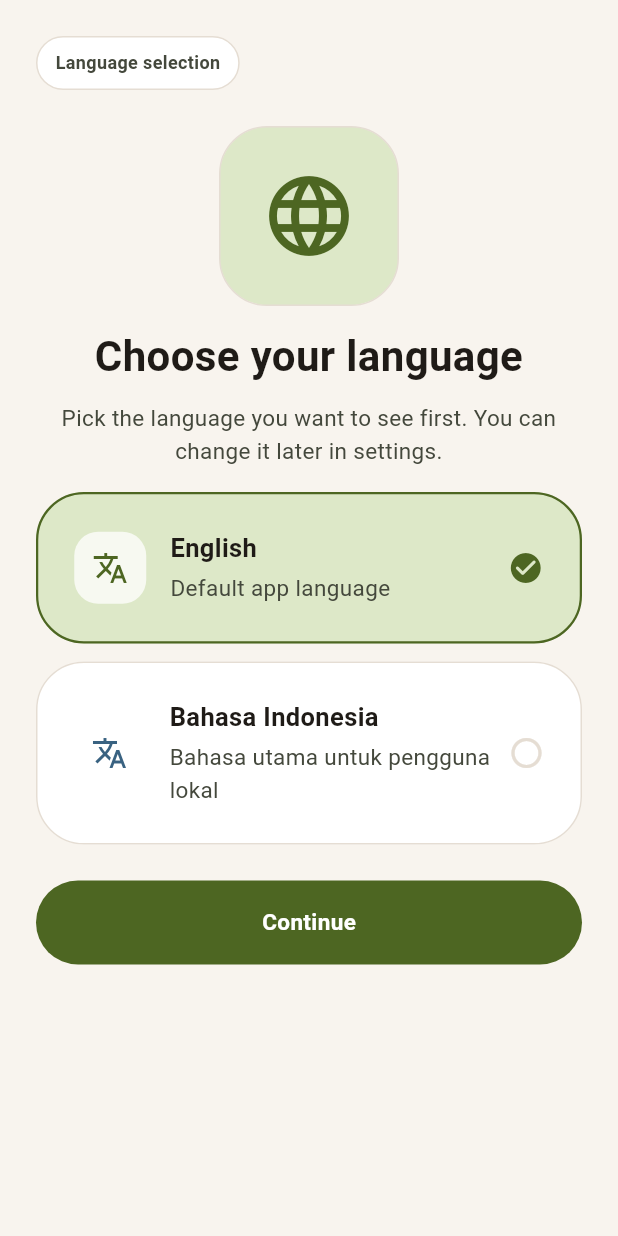
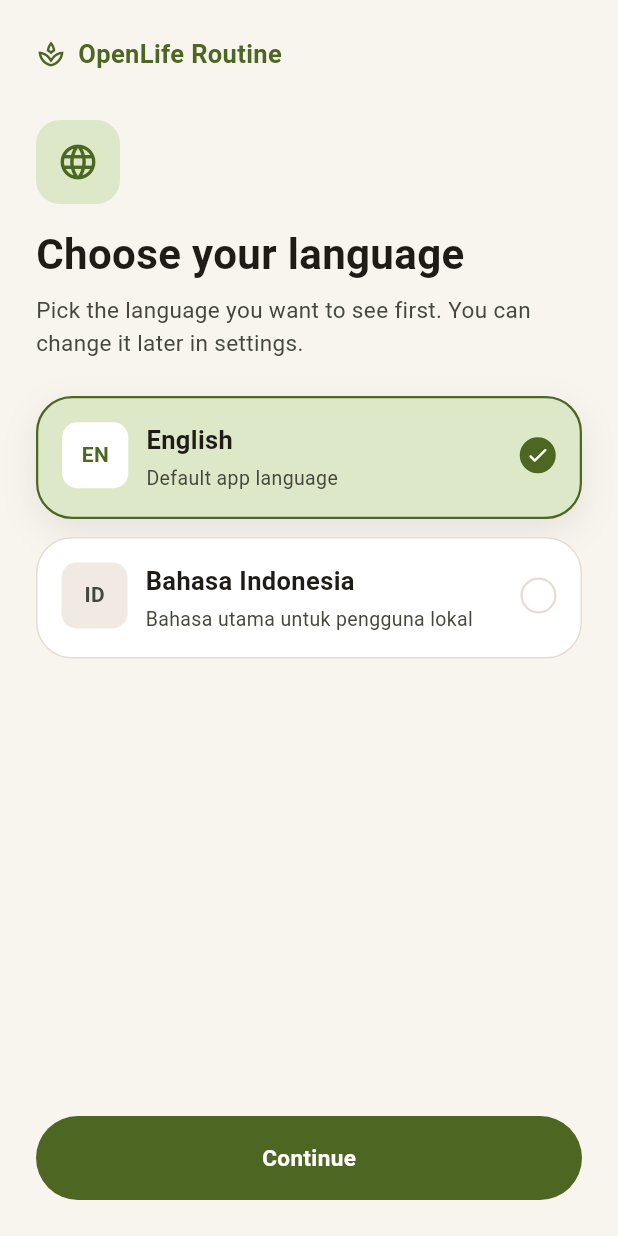
Before and after one commit to munandarh/openlife-routine-mobile-app, a Flutter app: the screen it shows after launch, on a phone screen of 412 x 824 dp. Run offline on Flutter 3.47's test engine with Material 3 defaults, Android fonts, the phone set to English and light mode, and no system bars; our stand-ins replace drift, equatable, flutter_bloc, flutter_local_notifications, go_router, rive and 2 more; accounts and stored records are empty; Roboto replaces fonts that are missing (Plus Jakarta Sans); statements that could not run were skipped.

Commit message:
Refine the language selection screen
The screen opened with a 120 px panel holding a single globe icon, a
floating "Language selection" chip, and a Continue button stranded in
the middle of the page with a large void beneath it.

- Replace the chip with the same brand lockup the onboarding slides use,
  so the first-run flow reads as one sequence.
- Swap the large empty panel for a 56 px emblem and lead with a left
  aligned title, matching the onboarding hierarchy.
- Pin Continue to the bottom of the screen; the option list scrolls
  between the header and the button instead of the whole page floating.
- Cards: leading tile now shows the language code (EN / ID) instead of
  repeating the same translate glyph on both rows, the row aligns to the
  top so the tile and tick stay level with the title when the subtitle
  wraps, radius matches the onboarding hero card, and selection is
  animated with a filled tick plus a soft shadow.

Co-Authored-By: Claude Opus 5 <noreply@anthropic.com>
Claude-Session: https://claude.ai/code/session_01Me4L26TjdrMpgakc6aD4zx

```diff
--- a/lib/features/onboarding/presentation/pages/language_selection_page.dart
+++ b/lib/features/onboarding/presentation/pages/language_selection_page.dart
@@ -4,6 +4,7 @@ import 'package:openlife_routine/app/router/app_router.dart';
 import 'package:openlife_routine/core/di/app_scope.dart';
 import 'package:openlife_routine/core/theme/app_colors.dart';
 import 'package:openlife_routine/core/theme/app_radius.dart';
+import 'package:openlife_routine/core/theme/app_shadows.dart';
 import 'package:openlife_routine/core/theme/app_spacing.dart';
 import 'package:openlife_routine/core/theme/app_text_styles.dart';
 import 'package:openlife_routine/shared/widgets/buttons/primary_button.dart';
@@ -59,32 +60,24 @@ class _LanguageSelectionPageState extends State<LanguageSelectionPage> {
     return Scaffold(
       backgroundColor: AppColors.background,
       body: SafeArea(
-        child: ListView(
+        child: Padding(
           padding: const EdgeInsets.all(AppSpacing.pageMargin),
+          child: Center(
+            child: ConstrainedBox(
+              constraints: const BoxConstraints(maxWidth: 460),
+              child: Column(
+                crossAxisAlignment: CrossAxisAlignment.stretch,
                 children: <Widget>[
-            const _MiniHeader(),
-            const SizedBox(height: AppSpacing.xl),
-            Center(
-              child: ConstrainedBox(
-                constraints: const BoxConstraints(maxWidth: 420),
+                  const _BrandRow(),
+                  const SizedBox(height: AppSpacing.xxl),
+                  Expanded(
+                    child: SingleChildScrollView(
                       child: Column(
-                  mainAxisSize: MainAxisSize.min,
+                        crossAxisAlignment: CrossAxisAlignment.stretch,
                         children: <Widget>[
-                    Container(
-                      width: 120,
-                      height: 120,
-                      decoration: BoxDecoration(
-                        color: AppColors.primarySoft,
-                        borderRadius: BorderRadius.circular(
-                          AppRadius.extraLarge,
-                        ),
-                        border: Border.all(color: AppColors.border),
-                      ),
-                      child: const Icon(
-                        Icons.language_outlined,
-                        size: 64,
-                        color: AppColors.primary,
-                      ),
+                          const Align(
+                            alignment: Alignment.centerLeft,
+                            child: _GlobeBadge(),
                           ),
                           const SizedBox(height: AppSpacing.lg),
                           Text(
@@ -92,18 +85,17 @@ class _LanguageSelectionPageState extends State<LanguageSelectionPage> {
                             style: AppTextStyles.pageTitle.copyWith(
                               color: AppColors.textPrimary,
                             ),
-                      textAlign: TextAlign.center,
                           ),
-                    const SizedBox(height: AppSpacing.md),
+                          const SizedBox(height: AppSpacing.sm),
                           Text(
                             'Pick the language you want to see first. You can change it later in settings.',
                             style: AppTextStyles.body.copyWith(
                               color: AppColors.textSecondary,
                             ),
-                      textAlign: TextAlign.center,
                           ),
-                    const SizedBox(height: AppSpacing.lg),
+                          const SizedBox(height: AppSpacing.xl),
                           _LanguageCard(
+                            code: 'EN',
                             title: 'English',
                             subtitle: 'Default app language',
                             isSelected: _selectedLanguageCode == 'en',
@@ -111,6 +103,7 @@ class _LanguageSelectionPageState extends State<LanguageSelectionPage> {
                           ),
                           const SizedBox(height: AppSpacing.md),
                           _LanguageCard(
+                            code: 'ID',
                             title: 'Bahasa Indonesia',
                             subtitle: 'Bahasa utama untuk pengguna lokal',
                             isSelected: _selectedLanguageCode == 'id',
@@ -120,7 +113,7 @@ class _LanguageSelectionPageState extends State<LanguageSelectionPage> {
                       ),
                     ),
                   ),
-            const SizedBox(height: AppSpacing.xl),
+                  const SizedBox(height: AppSpacing.lg),
                   PrimaryButton(
                     label: 'Continue',
                     isLoading: _isSaving,
@@ -129,34 +122,6 @@ class _LanguageSelectionPageState extends State<LanguageSelectionPage> {
                 ],
               ),
             ),
-    );
-  }
-}
-
-class _MiniHeader extends StatelessWidget {
-  const _MiniHeader();
-
-  @override
-  Widget build(BuildContext context) {
-    return Align(
-      alignment: Alignment.centerLeft,
-      child: Container(
-        padding: const EdgeInsets.symmetric(
-          horizontal: AppSpacing.md,
-          vertical: AppSpacing.sm,
-        ),
-        decoration: BoxDecoration(
-          color: Colors.white,
-          borderRadius: BorderRadius.circular(AppRadius.pill),
-          border: Border.all(color: AppColors.border),
-        ),
-        child: const Text(
-          'Language selection',
-          style: TextStyle(
-            fontFamily: AppTextStyles.fontFamily,
-            fontSize: 12,
-            fontWeight: FontWeight.w600,
-            color: AppColors.textSecondary,
           ),
         ),
       ),
@@ -164,14 +129,61 @@ class _MiniHeader extends StatelessWidget {
   }
 }
 
+/// Same brand lockup the onboarding slides open with, so the first-run flow
+/// reads as one screen sequence.
+class _BrandRow extends StatelessWidget {
+  const _BrandRow();
+
+  @override
+  Widget build(BuildContext context) {
+    return Row(
+      children: <Widget>[
+        const Icon(Icons.spa_outlined, color: AppColors.primary, size: 20),
+        const SizedBox(width: AppSpacing.sm),
+        Text(
+          'OpenLife Routine',
+          style: AppTextStyles.cardTitle.copyWith(color: AppColors.primary),
+        ),
+      ],
+    );
+  }
+}
+
+/// A compact emblem instead of the large empty panel the page used to open
+/// with: it marks the screen without leaving a big hollow block above the
+/// title.
+class _GlobeBadge extends StatelessWidget {
+  const _GlobeBadge();
+
+  @override
+  Widget build(BuildContext context) {
+    return Container(
+      width: 56,
+      height: 56,
+      decoration: BoxDecoration(
+        color: AppColors.primarySoft,
+        borderRadius: BorderRadius.circular(AppRadius.medium),
+      ),
+      child: const Icon(
+        Icons.language_outlined,
+        size: 28,
+        color: AppColors.primary,
+      ),
+    );
+  }
+}
+
 class _LanguageCard extends StatelessWidget {
   const _LanguageCard({
+    required this.code,
     required this.title,
     required this.subtitle,
     required this.isSelected,
     required this.onTap,
   });
 
+  /// Two-letter language code shown in the leading tile (e.g. `EN`).
+  final String code;
   final String title;
   final String subtitle;
   final bool isSelected;
@@ -179,37 +191,50 @@ class _LanguageCard extends StatelessWidget {
 
   @override
   Widget build(BuildContext context) {
-    return Material(
-      color: isSelected ? AppColors.primarySoft : Colors.white,
-      borderRadius: BorderRadius.circular(AppRadius.extraLarge),
-      child: InkWell(
-        borderRadius: BorderRadius.circular(AppRadius.extraLarge),
-        onTap: onTap,
-        child: Container(
-          width: double.infinity,
-          padding: const EdgeInsets.all(AppSpacing.xl),
+    return AnimatedContainer(
+      duration: const Duration(milliseconds: 180),
+      curve: Curves.easeOutCubic,
       decoration: BoxDecoration(
-            borderRadius: BorderRadius.circular(AppRadius.extraLarge),
+        color: isSelected ? AppColors.primarySoft : AppColors.surface,
+        borderRadius: BorderRadius.circular(AppRadius.large),
         border: Border.all(
           color: isSelected ? AppColors.primary : AppColors.border,
           width: isSelected ? 1.5 : 1,
         ),
+        boxShadow: isSelected ? AppShadows.soft : null,
       ),
+      child: Material(
+        color: Colors.transparent,
+        borderRadius: BorderRadius.circular(AppRadius.large),
+        child: InkWell(
+          borderRadius: BorderRadius.circular(AppRadius.large),
+          onTap: onTap,
+          child: Padding(
+            padding: const EdgeInsets.all(AppSpacing.lg),
             child: Row(
+              // Keep the tile and the tick lined up with the title when the
+              // subtitle wraps to a second line.
+              crossAxisAlignment: CrossAxisAlignment.start,
               children: <Widget>[
                 Container(
-                width: 48,
-                height: 48,
+                  width: 44,
+                  height: 44,
+                  alignment: Alignment.center,
                   decoration: BoxDecoration(
-                  color: Colors.white.withValues(alpha: 0.75),
-                  borderRadius: BorderRadius.circular(AppRadius.medium),
+                    color: isSelected ? AppColors.surface : AppColors.surfaceSoft,
+                    borderRadius: BorderRadius.circular(AppRadius.small),
                   ),
-                child: Icon(
-                  Icons.translate_outlined,
-                  color: isSelected ? AppColors.primary : AppColors.secondary,
+                  child: Text(
+                    code,
+                    style: AppTextStyles.label.copyWith(
+                      fontSize: 14,
+                      color: isSelected
+                          ? AppColors.primary
+                          : AppColors.textSecondary,
                     ),
                   ),
-              const SizedBox(width: AppSpacing.lg),
+                ),
+                const SizedBox(width: AppSpacing.md),
                 Expanded(
                   child: Column(
                     crossAxisAlignment: CrossAxisAlignment.start,
@@ -224,20 +249,52 @@ class _LanguageCard extends StatelessWidget {
                       Text(
                         subtitle,
                         style: AppTextStyles.body.copyWith(
+                          fontSize: 13,
                           color: AppColors.textSecondary,
                         ),
                       ),
                     ],
                   ),
                 ),
-              Icon(
-                isSelected ? Icons.check_circle_rounded : Icons.circle_outlined,
-                color: isSelected ? AppColors.primary : AppColors.border,
+                const SizedBox(width: AppSpacing.sm),
+                _SelectionTick(isSelected: isSelected),
+              ],
             ),
-            ],
           ),
         ),
       ),
     );
   }
 }
+
+class _SelectionTick extends StatelessWidget {
+  const _SelectionTick({required this.isSelected});
+
+  final bool isSelected;
+
+  @override
+  Widget build(BuildContext context) {
+    return SizedBox(
+      height: 44,
+      child: Center(
+        child: AnimatedContainer(
+          duration: const Duration(milliseconds: 180),
+          curve: Curves.easeOutCubic,
+          width: 24,
+          height: 24,
+          decoration: BoxDecoration(
+            color: isSelected ? AppColors.primary : Colors.transparent,
+            shape: BoxShape.circle,
+            border: Border.all(
+              color: isSelected ? AppColors.primary : AppColors.border,
+              width: 1.5,
+            ),
+          ),
+          child: isSelected
+              ? const Icon(Icons.check_rounded, size: 16, color: Colors.white)
+              : null,
+        ),
+      ),
+    );
+  }
+}
```
Lines whose indentation alone changed are shown as unchanged.
